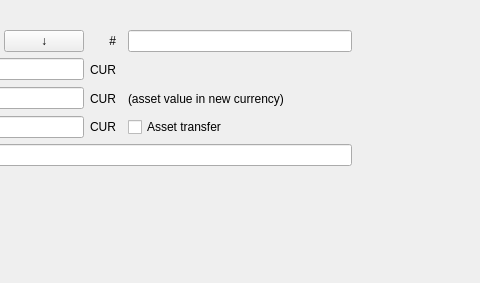
First picture: the form in jal/ui/widgets/transfer_operation.ui, repository titov-vv/jal, before the edit; both pictures show x 299 to 779 and y 0 to 283 of the 968 by 283 pixel window.
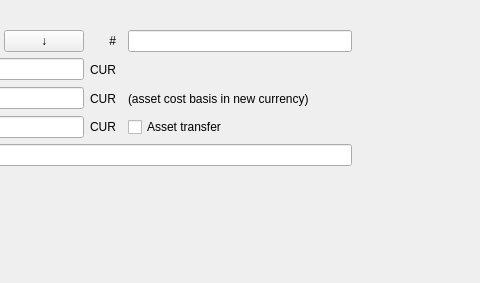
Second picture: the form after the edit. Custom widgets are drawn as their Qt base class.

```diff
--- a/jal/ui/widgets/transfer_operation.ui
+++ b/jal/ui/widgets/transfer_operation.ui
@@ -277,7 +277,7 @@
    <item row="3" column="9">
     <widget class="QLabel" name="value_label">
      <property name="text">
-      <string>(asset value in new currency)</string>
+      <string>(asset cost basis in new currency)</string>
      </property>
     </widget>
    </item>
```
